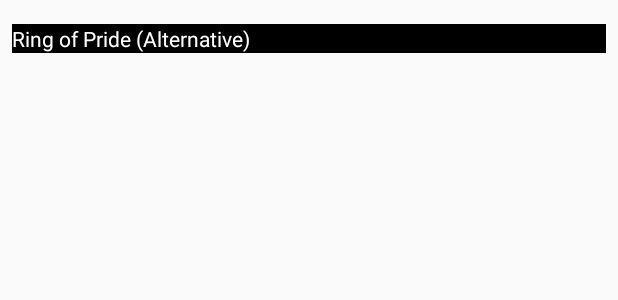
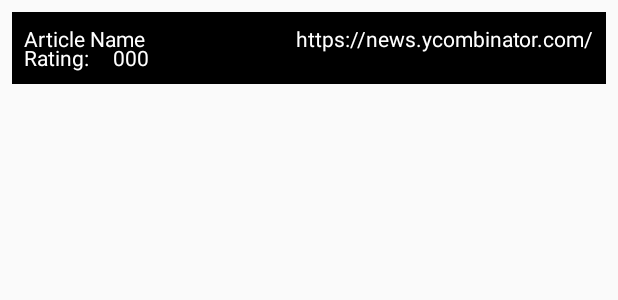
Before and after one commit to Nboerner/SplinterNews, an Android app: the layout story_panel.xml on its own in the app's theme, with its tools: preview values and no code run, on a phone screen of 412 x 824 dp. Shown: the top 300 px of the screen. Run offline under Robolectric (Android 15) with nearby library versions, the phone set to English and light mode, and no system bars; network calls fail.

Commit message:
Overall UI framework update, ready to improve and connect

```diff
--- a/app/src/main/java/com/example/woven_news/Model.kt
+++ b/app/src/main/java/com/example/woven_news/Model.kt
@@ -1,6 +1,9 @@
 package com.example.woven_news
+
+import java.net.URL
 
 data class Model (
     val title : String,
     val rating : Int,
+    val URL : URL,
         )
--- a/app/src/main/java/com/example/woven_news/adapter/PanelAdapter.kt
+++ b/app/src/main/java/com/example/woven_news/adapter/PanelAdapter.kt
@@ -13,7 +13,8 @@ class PanelAdapter(private val context : Context, private var content : List<Str
     : RecyclerView.Adapter<PanelAdapter.PanelViewHolder>() {
 
     class PanelViewHolder(private val view : View) : RecyclerView.ViewHolder(view), View.OnClickListener {
-        val storyTitle : TextView = view.findViewById(R.id.panel)
+        // sets the panel text for headline to the article title
+        val storyTitle : TextView = view.findViewById(R.id.headline)
         init {
             view.setOnClickListener(this)
         }
--- a/app/src/main/res/layout/activity_main.xml
+++ b/app/src/main/res/layout/activity_main.xml
@@ -33,7 +33,7 @@
 
     <androidx.recyclerview.widget.RecyclerView
         android:id="@+id/newsList"
-        android:layout_width="wrap_content"
+        android:layout_width="0dp"
         android:layout_height="wrap_content"
         android:layout_marginStart="16dp"
         android:layout_marginTop="8dp"
--- a/app/src/main/res/layout/story_panel.xml
+++ b/app/src/main/res/layout/story_panel.xml
@@ -1,23 +1,48 @@
 <?xml version="1.0" encoding="utf-8"?>
 <androidx.constraintlayout.widget.ConstraintLayout xmlns:android="http://schemas.android.com/apk/res/android"
     xmlns:app="http://schemas.android.com/apk/res-auto"
+    xmlns:tools="http://schemas.android.com/tools"
     android:padding="8dp"
+    android:layout_margin="8dp"
+    android:background="@color/black"
     android:layout_width="match_parent"
-    android:layout_height="wrap_content">
+    android:layout_height="48dp">
 
 
     <TextView
-        android:id="@+id/panel"
-        android:layout_width="match_parent"
+        android:id="@+id/headline"
+        android:layout_width="wrap_content"
         android:layout_height="wrap_content"
-        android:layout_marginTop="8dp"
-        android:layout_marginBottom="8dp"
-        android:background="@color/black"
-        android:text="Ring of Pride (Alternative)"
+        android:text="@string/headline"
+        android:textColor="@color/white"
+        app:layout_constraintStart_toStartOf="parent"
+        app:layout_constraintTop_toTopOf="parent" />
+
+    <TextView
+        android:id="@+id/rating"
+        android:layout_width="wrap_content"
+        android:layout_height="wrap_content"
+        android:text="@string/rating"
         android:textColor="@color/white"
         app:layout_constraintBottom_toBottomOf="parent"
+        app:layout_constraintStart_toStartOf="parent" />
+
+    <TextView
+        android:id="@+id/score"
+        android:layout_width="wrap_content"
+        android:layout_height="wrap_content"
+        android:layout_marginStart="16dp"
+        android:text="@string/score"
+        android:textColor="@color/white"
+        app:layout_constraintBottom_toBottomOf="parent"
+        app:layout_constraintStart_toEndOf="@+id/rating" />
+
+    <TextView
+        android:id="@+id/url"
+        android:layout_width="wrap_content"
+        android:layout_height="wrap_content"
+        android:text="@string/URL"
+        android:textColor="@color/white"
         app:layout_constraintEnd_toEndOf="parent"
-        app:layout_constraintHorizontal_bias="0.5"
-        app:layout_constraintStart_toStartOf="parent"
         app:layout_constraintTop_toTopOf="parent" />
 </androidx.constraintlayout.widget.ConstraintLayout>
--- a/app/src/main/res/values/strings.xml
+++ b/app/src/main/res/values/strings.xml
@@ -1,4 +1,8 @@
 <resources>
     <string name="app_name">Woven_News</string>
     <string name="title">Woven News</string>
+    <string name="headline">Article Name</string>
+    <string name="rating">Rating:</string>
+    <string name="score">000</string>
+    <string name="URL">https://news.ycombinator.com/</string>
 </resources>
```
